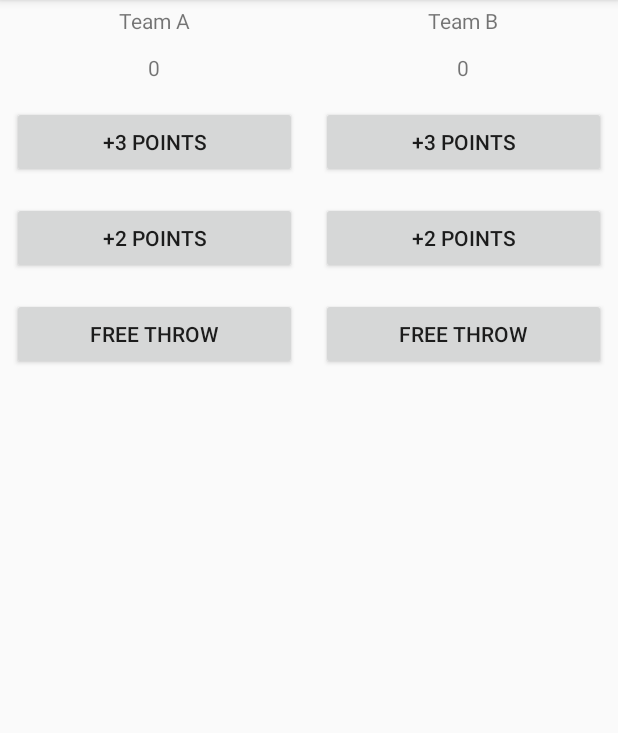
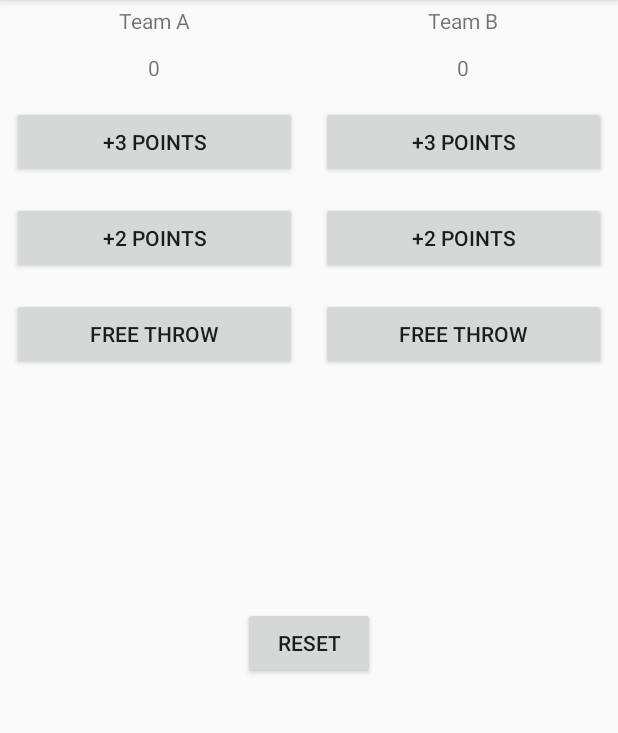
Before and after one commit to Valery85/androidUd, an Android app: the screen it shows after launch (MainActivity), on a phone screen of 412 x 824 dp, the part 84-817 px from its top. Run offline under Robolectric (Android 15) with nearby library versions, the phone set to English and light mode, and no system bars.

Commit message:
Add Layout for Reset button, place button, create method for this button

```diff
--- a/BallCounter/app/src/main/java/com/examlpe/android/ballcounter/MainActivity.java
+++ b/BallCounter/app/src/main/java/com/examlpe/android/ballcounter/MainActivity.java
@@ -47,6 +47,13 @@ public class MainActivity extends AppCompatActivity {
         displayScoreTeamB(scoreTeamB);
     }
 
+    public void resetScores(View view){
+        scoreTeamA =0;
+        scoreTeamB =0;
+        displayScoreTeamA(scoreTeamA);
+        displayScoreTeamB(scoreTeamB);
+    }
+
     private void displayScoreTeamA(int number){
         TextView teamAScore = (TextView) findViewById(R.id.team_a_score);
         teamAScore.setText(String.valueOf(number));
--- a/BallCounter/app/src/main/res/layout/activity_main.xml
+++ b/BallCounter/app/src/main/res/layout/activity_main.xml
@@ -1,9 +1,20 @@
 <?xml version="1.0" encoding="utf-8"?>
-<LinearLayout xmlns:android="http://schemas.android.com/apk/res/android"
+
+<LinearLayout
+    xmlns:android="http://schemas.android.com/apk/res/android"
+    android:layout_width="match_parent"
+    android:layout_height="wrap_content"
+    android:orientation="vertical"
+    android:gravity="center_horizontal"
+    >
+
+    <LinearLayout
+
     android:layout_width="match_parent"
     android:layout_height="match_parent"
     android:gravity="center_horizontal"
-    android:orientation="horizontal">
+    android:orientation="horizontal"
+    android:paddingBottom="150dp">
 
     <LinearLayout
         android:layout_width="0dp"
@@ -95,3 +106,11 @@
             android:textAllCaps="true" />
     </LinearLayout>
 </LinearLayout>
+
+    <Button
+        android:layout_width="wrap_content"
+        android:layout_height="wrap_content"
+        android:text="Reset"
+        android:textAllCaps="true"
+        android:onClick="resetScores"/>
+</LinearLayout>
```
